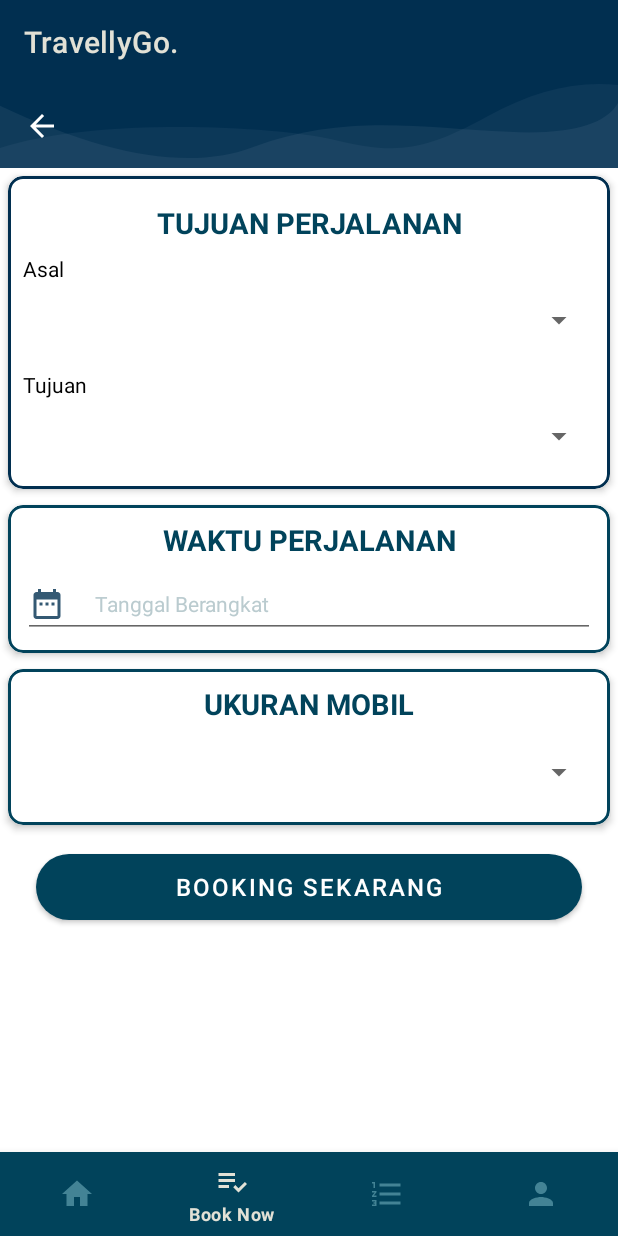
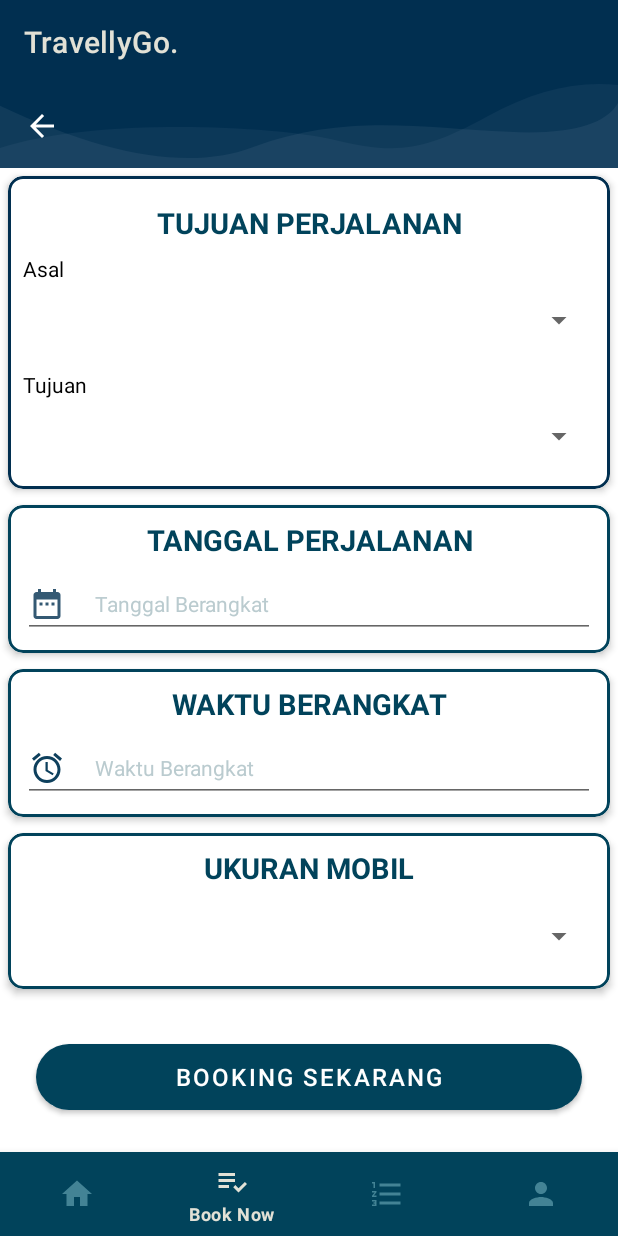
Before and after one commit to premanandaS12/Travelligo, an Android app: the BookNowFragment screen opened through its navigation route, on a phone screen of 412 x 824 dp. Run offline under Robolectric (Android 15) with nearby library versions, the phone set to English and light mode, and no system bars; our stand-ins replace navigation-ui.

Commit message:
Revisi Halaman booking

```diff
--- /dev/null
+++ b/app/src/main/res/drawable/ic_baseline_access_alarm_24.xml
@@ -0,0 +1,5 @@
+<vector android:height="24dp" android:tint="#0E405D"
+    android:viewportHeight="24" android:viewportWidth="24"
+    android:width="24dp" xmlns:android="http://schemas.android.com/apk/res/android">
+    <path android:fillColor="@android:color/white" android:pathData="M22,5.72l-4.6,-3.86 -1.29,1.53 4.6,3.86L22,5.72zM7.88,3.39L6.6,1.86 2,5.71l1.29,1.53 4.59,-3.85zM12.5,8L11,8v6l4.75,2.85 0.75,-1.23 -4,-2.37L12.5,8zM12,4c-4.97,0 -9,4.03 -9,9s4.02,9 9,9c4.97,0 9,-4.03 9,-9s-4.03,-9 -9,-9zM12,20c-3.87,0 -7,-3.13 -7,-7s3.13,-7 7,-7 7,3.13 7,7 -3.13,7 -7,7z"/>
+</vector>
--- a/app/src/main/res/layout/fragment_book_now.xml
+++ b/app/src/main/res/layout/fragment_book_now.xml
@@ -118,7 +118,7 @@
                         android:layout_height="wrap_content"
                         android:layout_marginBottom="8dp"
                         android:gravity="center"
-                        android:text="Waktu Perjalanan"
+                        android:text="Tanggal Perjalanan"
                         android:textAllCaps="true"
                         android:textColor="@color/blue_theme_secondary"
                         android:textSize="19sp"
@@ -131,6 +131,47 @@
                         android:drawableStart="@drawable/ic_date"
                         android:drawablePadding="20dp"
                         android:hint="Tanggal Berangkat"
+                        android:textAppearance="@style/Base.TextAppearance.AppCompat.Small"
+                        android:textColor="@color/blue_theme_secondary"
+                        android:textColorHint="#BACBCF" />
+
+                </LinearLayout>
+
+            </com.google.android.material.card.MaterialCardView>
+
+            <com.google.android.material.card.MaterialCardView
+                android:layout_width="match_parent"
+                android:layout_height="wrap_content"
+                android:layout_margin="5dp"
+                app:cardCornerRadius="10dp"
+                app:cardElevation="3dp"
+                app:strokeColor="@color/blue_theme_secondary"
+                app:strokeWidth="2dp">
+
+                <LinearLayout
+                    android:layout_width="match_parent"
+                    android:layout_height="wrap_content"
+                    android:orientation="vertical"
+                    android:padding="10dp">
+
+                    <TextView
+                        android:layout_width="match_parent"
+                        android:layout_height="wrap_content"
+                        android:layout_marginBottom="8dp"
+                        android:gravity="center"
+                        android:text="Waktu Berangkat"
+                        android:textAllCaps="true"
+                        android:textColor="@color/blue_theme_secondary"
+                        android:textSize="19sp"
+                        android:textStyle="bold" />
+
+                    <EditText
+                        android:id="@+id/waktu_berangkat"
+                        android:layout_width="match_parent"
+                        android:layout_height="wrap_content"
+                        android:drawableStart="@drawable/ic_baseline_access_alarm_24"
+                        android:drawablePadding="20dp"
+                        android:hint="Waktu Berangkat"
                         android:textAppearance="@style/Base.TextAppearance.AppCompat.Small"
                         android:textColor="@color/blue_theme_secondary"
                         android:textColorHint="#BACBCF" />
@@ -180,7 +221,7 @@
                 android:layout_width="match_parent"
                 android:layout_height="56dp"
                 android:layout_marginLeft="24dp"
-                android:layout_marginTop="8dp"
+                android:layout_marginTop="25dp"
                 android:layout_marginRight="24dp"
                 android:text="Booking Sekarang"
                 android:textColor="@android:color/white"
```
